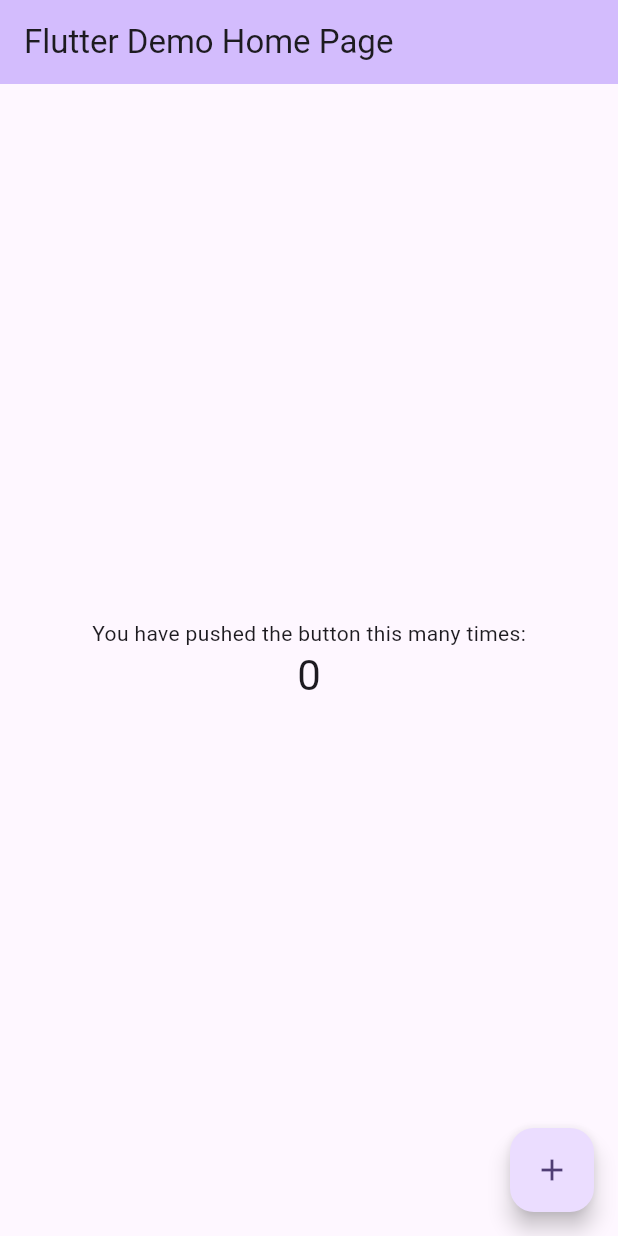
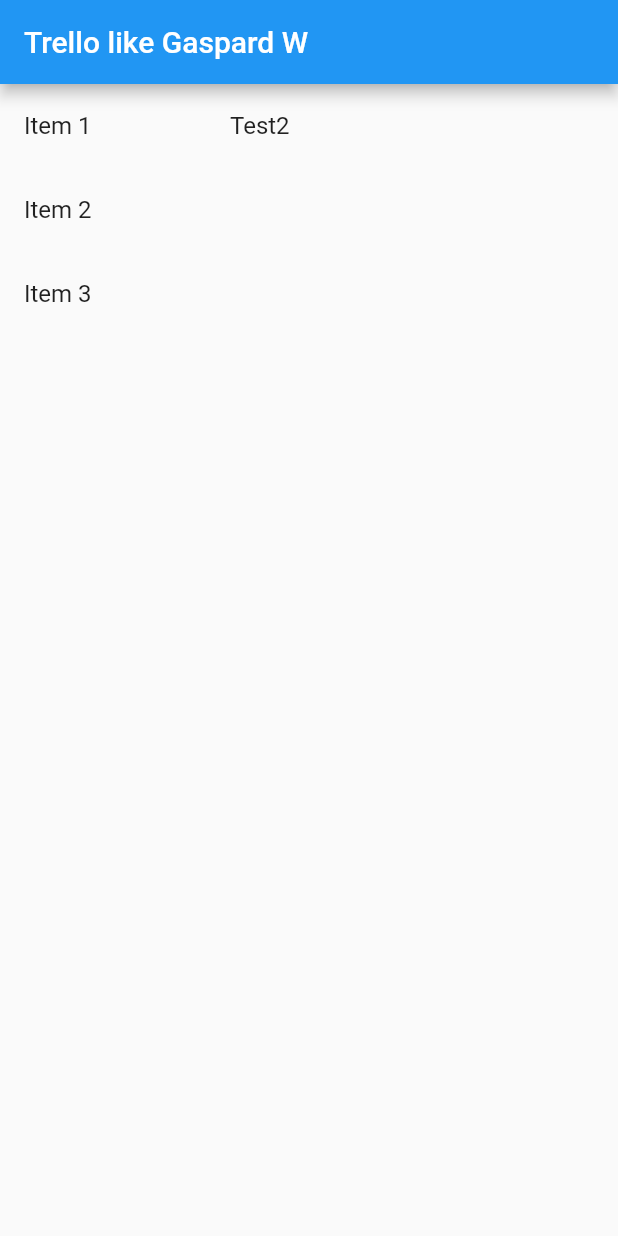
Before and after one commit to extragornax/drivenspark-exam, a Flutter app: the screen it shows after launch, on a phone screen of 412 x 824 dp. Run offline on Flutter 3.47's test engine with Material 2 defaults, Android fonts, the phone set to English and light mode, and no system bars; network calls fail; statements that could not run were skipped.

Commit message:
Feat!: Backup of a V1 of the front, this will be redone

```diff
--- a/front/lib/main.dart
+++ b/front/lib/main.dart
@@ -1,125 +1,95 @@
 import 'package:flutter/material.dart';
+import './services/data_service.dart';
+import './widget/card.dart';
 
-void main() {
-  runApp(const MyApp());
+void main() async {
+  WidgetsFlutterBinding.ensureInitialized();
+  await DataService.loadData();
+  runApp(MyApp());
 }
 
 class MyApp extends StatelessWidget {
-  const MyApp({super.key});
-
-  // This widget is the root of your application.
   @override
   Widget build(BuildContext context) {
     return MaterialApp(
-      title: 'Flutter Demo',
+      title: 'Trello title Gaspard W',
       theme: ThemeData(
-        // This is the theme of your application.
-        //
-        // TRY THIS: Try running your application with "flutter run". You'll see
-        // the application has a blue toolbar. Then, without quitting the app,
-        // try changing the seedColor in the colorScheme below to Colors.green
-        // and then invoke "hot reload" (save your changes or press the "hot
-        // reload" button in a Flutter-supported IDE, or press "r" if you used
-        // the command line to start the app).
-        //
-        // Notice that the counter didn't reset back to zero; the application
-        // state is not lost during the reload. To reset the state, use hot
-        // restart instead.
-        //
-        // This works for code too, not just values: Most code changes can be
-        // tested with just a hot reload.
-        colorScheme: ColorScheme.fromSeed(seedColor: Colors.deepPurple),
-        useMaterial3: true,
+        primarySwatch: Colors.blue,
       ),
-      home: const MyHomePage(title: 'Flutter Demo Home Page'),
+      home: DragAndDropScreen(),
     );
   }
 }
 
-class MyHomePage extends StatefulWidget {
-  const MyHomePage({super.key, required this.title});
-
-  // This widget is the home page of your application. It is stateful, meaning
-  // that it has a State object (defined below) that contains fields that affect
-  // how it looks.
-
-  // This class is the configuration for the state. It holds the values (in this
-  // case the title) provided by the parent (in this case the App widget) and
-  // used by the build method of the State. Fields in a Widget subclass are
-  // always marked "final".
-
-  final String title;
-
+class DragAndDropScreen extends StatefulWidget {
   @override
-  State<MyHomePage> createState() => _MyHomePageState();
+  _DragAndDropScreenState createState() => _DragAndDropScreenState();
 }
 
-class _MyHomePageState extends State<MyHomePage> {
-  int _counter = 0;
-
-  void _incrementCounter() {
-    setState(() {
-      // This call to setState tells the Flutter framework that something has
-      // changed in this State, which causes it to rerun the build method below
-      // so that the display can reflect the updated values. If we changed
-      // _counter without calling setState(), then the build method would not be
-      // called again, and so nothing would appear to happen.
-      _counter++;
-    });
-  }
+class _DragAndDropScreenState extends State<DragAndDropScreen> {
+  List<String> todoColumnItems = ['Item 1', 'Item 2', 'Item 3'];
+  List<String> inProgressColumnItems = ['Test2'];
+  List<String> completeColumnItems = [];
 
   @override
   Widget build(BuildContext context) {
-    // This method is rerun every time setState is called, for instance as done
-    // by the _incrementCounter method above.
-    //
-    // The Flutter framework has been optimized to make rerunning build methods
-    // fast, so that you can just rebuild anything that needs updating rather
-    // than having to individually change instances of widgets.
     return Scaffold(
       appBar: AppBar(
-        // TRY THIS: Try changing the color here to a specific color (to
-        // Colors.amber, perhaps?) and trigger a hot reload to see the AppBar
-        // change color while the other colors stay the same.
-        backgroundColor: Theme.of(context).colorScheme.inversePrimary,
-        // Here we take the value from the MyHomePage object that was created by
-        // the App.build method, and use it to set our appbar title.
-        title: Text(widget.title),
+        title: const Text('Trello like Gaspard W'),
       ),
-      body: Center(
-        // Center is a layout widget. It takes a single child and positions it
-        // in the middle of the parent.
-        child: Column(
-          // Column is also a layout widget. It takes a list of children and
-          // arranges them vertically. By default, it sizes itself to fit its
-          // children horizontally, and tries to be as tall as its parent.
-          //
-          // Column has various properties to control how it sizes itself and
-          // how it positions its children. Here we use mainAxisAlignment to
-          // center the children vertically; the main axis here is the vertical
-          // axis because Columns are vertical (the cross axis would be
-          // horizontal).
-          //
-          // TRY THIS: Invoke "debug painting" (choose the "Toggle Debug Paint"
-          // action in the IDE, or press "p" in the console), to see the
-          // wireframe for each widget.
-          mainAxisAlignment: MainAxisAlignment.center,
-          children: <Widget>[
-            const Text(
-              'You have pushed the button this many times:',
-            ),
-            Text(
-              '$_counter',
-              style: Theme.of(context).textTheme.headlineMedium,
-            ),
-          ],
-        ),
+      body: Row(
+        children: [
+          buildColumn(todoColumnItems),
+          buildColumn(inProgressColumnItems),
+          buildColumn(completeColumnItems),
+        ],
       ),
-      floatingActionButton: FloatingActionButton(
-        onPressed: _incrementCounter,
-        tooltip: 'Increment',
-        child: const Icon(Icons.add),
-      ), // This trailing comma makes auto-formatting nicer for build methods.
+    );
+  }
+
+  Widget buildColumn(List<String> items) {
+    return Expanded(
+      child: DragTarget<String>(
+        builder: (BuildContext context, List<String?> candidateData,
+            List<dynamic> rejectedData) {
+          return ListView.builder(
+            itemCount: items.length,
+            itemBuilder: (BuildContext context, int index) {
+              // log to console the index
+              print(index);
+              print(items[index]);
+              final item = items[index];
+              return Draggable<String>(
+                data: item,
+                feedback: ListTile(
+                  title: Text(item),
+                  // You can customize the appearance of the dragged item here
+                  // For example, you can give it a different background color or opacity
+                  // to indicate that it's being dragged.
+                  tileColor: Colors.grey[300],
+                ),
+                childWhenDragging: Container(),
+                child: ListTile(
+                  title: Text(item),
+                ),
+              );
+            },
+          );
+        },
+        onWillAccept: (String? data) => true,
+        onAccept: (String data) {
+          setState(() {
+            if (todoColumnItems.contains(data)) {
+              todoColumnItems.remove(data);
+            } else if (inProgressColumnItems.contains(data)) {
+              inProgressColumnItems.remove(data);
+            } else if (completeColumnItems.contains(data)) {
+              completeColumnItems.remove(data);
+            }
+            inProgressColumnItems.add(data);
+          });
+        },
+      ),
     );
   }
 }
--- a/front/pubspec.yaml
+++ b/front/pubspec.yaml
@@ -35,6 +35,7 @@ dependencies:
   # The following adds the Cupertino Icons font to your application.
   # Use with the CupertinoIcons class for iOS style icons.
   cupertino_icons: ^1.0.2
+  http: ^0.13.6
 
 dev_dependencies:
   flutter_test:
```
Also changed, not shown: front/lib/services/data_service.dart (added, +107 -0 lines), front/lib/widget/card.dart (added, +65 -0 lines), front/pubspec.lock.
